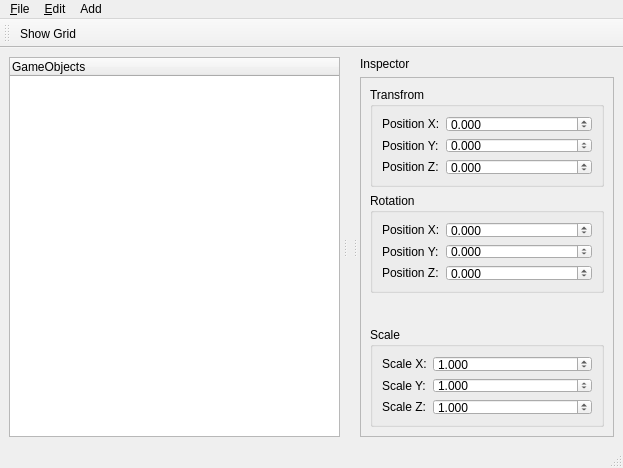
First picture: the form in source/platforms/qt/MainWindow.ui, repository alanhaugen/gameengine, before the edit.
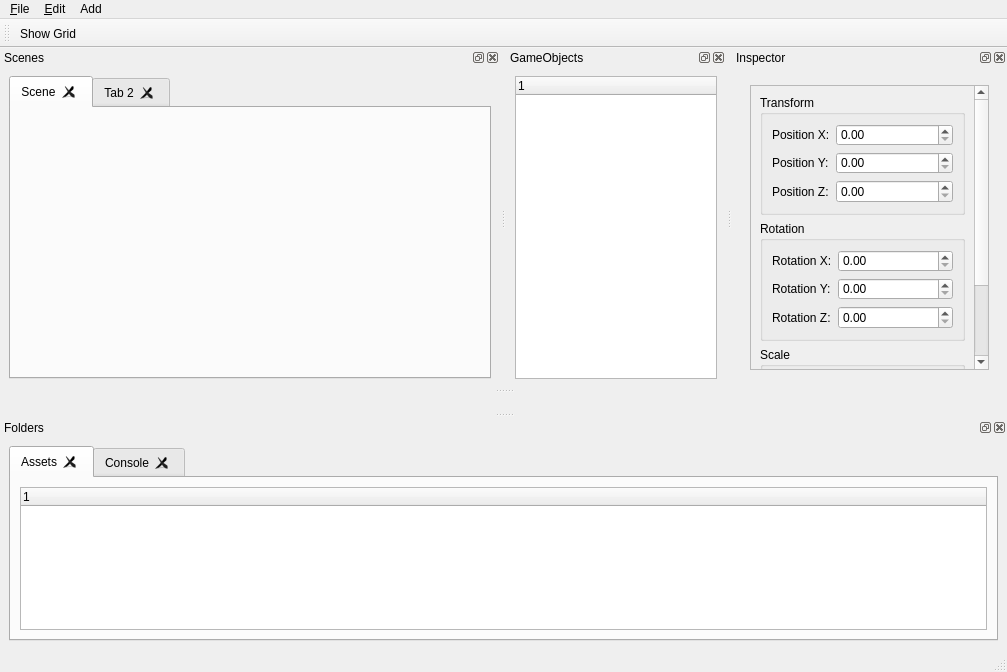
Second picture: the form after the edit.

The edit to the form file:
```diff
--- a/source/platforms/qt/MainWindow.ui
+++ b/source/platforms/qt/MainWindow.ui
@@ -6,353 +6,21 @@
    <rect>
     <x>0</x>
     <y>0</y>
-    <width>623</width>
-    <height>468</height>
+    <width>997</width>
+    <height>672</height>
    </rect>
   </property>
   <property name="windowTitle">
    <string>MainWindow</string>
   </property>
   <widget class="QWidget" name="centralwidget">
-   <layout class="QGridLayout" name="gridLayout">
-    <item row="0" column="0">
-     <widget class="QSplitter" name="splitter">
-      <property name="orientation">
-       <enum>Qt::Orientation::Horizontal</enum>
-      </property>
-      <property name="handleWidth">
-       <number>10</number>
-      </property>
-      <property name="childrenCollapsible">
-       <bool>false</bool>
-      </property>
-      <widget class="QTreeWidget" name="treeGameObjects">
-       <column>
-        <property name="text">
-         <string>GameObjects</string>
-        </property>
-       </column>
-      </widget>
-      <widget class="QWidget" name="layoutWidget">
-       <layout class="QVBoxLayout" name="VulkanLayout">
-        <property name="spacing">
-         <number>6</number>
-        </property>
-        <property name="topMargin">
-         <number>25</number>
-        </property>
-       </layout>
-      </widget>
-      <widget class="QWidget" name="Inspectorwidget" native="true">
-       <property name="sizePolicy">
-        <sizepolicy hsizetype="Preferred" vsizetype="Expanding">
-         <horstretch>0</horstretch>
-         <verstretch>0</verstretch>
-        </sizepolicy>
-       </property>
-       <property name="minimumSize">
-        <size>
-         <width>150</width>
-         <height>0</height>
-        </size>
-       </property>
-       <layout class="QVBoxLayout" name="verticalLayout_2">
-        <item>
-         <widget class="QLabel" name="label">
-          <property name="text">
-           <string>Inspector</string>
-          </property>
-         </widget>
-        </item>
-        <item>
-         <widget class="QScrollArea" name="scrollArea">
-          <property name="widgetResizable">
-           <bool>true</bool>
-          </property>
-          <widget class="QWidget" name="scrollAreaWidgetContents_3">
-           <property name="geometry">
-            <rect>
-             <x>0</x>
-             <y>0</y>
-             <width>211</width>
-             <height>364</height>
-            </rect>
-           </property>
-           <property name="sizePolicy">
-            <sizepolicy hsizetype="Preferred" vsizetype="Expanding">
-             <horstretch>0</horstretch>
-             <verstretch>0</verstretch>
-            </sizepolicy>
-           </property>
-           <property name="minimumSize">
-            <size>
-             <width>150</width>
-             <height>0</height>
-            </size>
-           </property>
-           <property name="sizeIncrement">
-            <size>
-             <width>0</width>
-             <height>0</height>
-            </size>
-           </property>
-           <layout class="QVBoxLayout" name="verticalLayout_3">
-            <item>
-             <widget class="QGroupBox" name="GroupTransform">
-              <property name="maximumSize">
-               <size>
-                <width>16777215</width>
-                <height>100</height>
-               </size>
-              </property>
-              <property name="title">
-               <string>Transfrom</string>
-              </property>
-              <layout class="QFormLayout" name="formLayout">
-               <item row="0" column="0">
-                <widget class="QLabel" name="PositionX">
-                 <property name="text">
-                  <string>Position X:</string>
-                 </property>
-                </widget>
-               </item>
-               <item row="0" column="1">
-                <widget class="QDoubleSpinBox" name="PosXSpin">
-                 <property name="decimals">
-                  <number>3</number>
-                 </property>
-                 <property name="minimum">
-                  <double>-10000.000000000000000</double>
-                 </property>
-                 <property name="maximum">
-                  <double>10000.000000000000000</double>
-                 </property>
-                </widget>
-               </item>
-               <item row="1" column="0">
-                <widget class="QLabel" name="PositionY">
-                 <property name="text">
-                  <string>Position Y:</string>
-                 </property>
-                </widget>
-               </item>
-               <item row="1" column="1">
-                <widget class="QDoubleSpinBox" name="PosYSpin">
-                 <property name="decimals">
-                  <number>3</number>
-                 </property>
-                 <property name="minimum">
-                  <double>-10000.000000000000000</double>
-                 </property>
-                 <property name="maximum">
-                  <double>10000.000000000000000</double>
-                 </property>
-                </widget>
-               </item>
-               <item row="2" column="0">
-                <widget class="QLabel" name="PositionZ">
-                 <property name="text">
-                  <string>Position Z:</string>
-                 </property>
-                </widget>
-               </item>
-               <item row="2" column="1">
-                <widget class="QDoubleSpinBox" name="PosZSpin">
-                 <property name="decimals">
-                  <number>3</number>
-                 </property>
-                 <property name="minimum">
-                  <double>-10000.000000000000000</double>
-                 </property>
-                 <property name="maximum">
-                  <double>10000.000000000000000</double>
-                 </property>
-                </widget>
-               </item>
-              </layout>
-             </widget>
-            </item>
-            <item>
-             <widget class="QGroupBox" name="GroupRotation">
-              <property name="maximumSize">
-               <size>
-                <width>16777215</width>
-                <height>100</height>
-               </size>
-              </property>
-              <property name="title">
-               <string>Rotation</string>
-              </property>
-              <layout class="QFormLayout" name="formLayout_2">
-               <item row="0" column="0">
-                <widget class="QLabel" name="PositionX_2">
-                 <property name="text">
-                  <string>Position X:</string>
-                 </property>
-                </widget>
-               </item>
-               <item row="1" column="0">
-                <widget class="QLabel" name="PositionY_2">
-                 <property name="text">
-                  <string>Position Y:</string>
-                 </property>
-                </widget>
-               </item>
-               <item row="2" column="0">
-                <widget class="QLabel" name="PositionZ_2">
-                 <property name="text">
-                  <string>Position Z:</string>
-                 </property>
-                </widget>
-               </item>
-               <item row="0" column="1">
-                <widget class="QDoubleSpinBox" name="PosXSpin_2">
-                 <property name="decimals">
-                  <number>3</number>
-                 </property>
-                 <property name="minimum">
-                  <double>-10000.000000000000000</double>
-                 </property>
-                 <property name="maximum">
-                  <double>10000.000000000000000</double>
-                 </property>
-                </widget>
-               </item>
-               <item row="1" column="1">
-                <widget class="QDoubleSpinBox" name="PosYSpin_2">
-                 <property name="decimals">
-                  <number>3</number>
-                 </property>
-                 <property name="minimum">
-                  <double>-10000.000000000000000</double>
-                 </property>
-                 <property name="maximum">
-                  <double>10000.000000000000000</double>
-                 </property>
-                </widget>
-               </item>
-               <item row="2" column="1">
-                <widget class="QDoubleSpinBox" name="PosZSpin_2">
-                 <property name="decimals">
-                  <number>3</number>
-                 </property>
-                 <property name="minimum">
-                  <double>-10000.000000000000000</double>
-                 </property>
-                 <property name="maximum">
-                  <double>10000.000000000000000</double>
-                 </property>
-                </widget>
-               </item>
-              </layout>
-             </widget>
-            </item>
-            <item>
-             <spacer name="verticalSpacer">
-              <property name="orientation">
-               <enum>Qt::Orientation::Vertical</enum>
-              </property>
-              <property name="sizeHint" stdset="0">
-               <size>
-                <width>20</width>
-                <height>40</height>
-               </size>
-              </property>
-             </spacer>
-            </item>
-            <item>
-             <widget class="QGroupBox" name="GroupScale">
-              <property name="maximumSize">
-               <size>
-                <width>16777215</width>
-                <height>100</height>
-               </size>
-              </property>
-              <property name="title">
-               <string>Scale</string>
-              </property>
-              <layout class="QFormLayout" name="formLayout_3">
-               <item row="0" column="0">
-                <widget class="QLabel" name="PositionX_3">
-                 <property name="text">
-                  <string>Scale X:</string>
-                 </property>
-                </widget>
-               </item>
-               <item row="0" column="1">
-                <widget class="QDoubleSpinBox" name="PosXSpin_3">
-                 <property name="decimals">
-                  <number>3</number>
-                 </property>
-                 <property name="minimum">
-                  <double>-10000.000000000000000</double>
-                 </property>
-                 <property name="maximum">
-                  <double>10000.000000000000000</double>
-                 </property>
-                 <property name="value">
-                  <double>1.000000000000000</double>
-                 </property>
-                </widget>
-               </item>
-               <item row="1" column="0">
-                <widget class="QLabel" name="PositionY_3">
-                 <property name="text">
-                  <string>Scale Y:</string>
-                 </property>
-                </widget>
-               </item>
-               <item row="1" column="1">
-                <widget class="QDoubleSpinBox" name="PosYSpin_3">
-                 <property name="decimals">
-                  <number>3</number>
-                 </property>
-                 <property name="minimum">
-                  <double>-10000.000000000000000</double>
-                 </property>
-                 <property name="maximum">
-                  <double>10000.000000000000000</double>
-                 </property>
-                 <property name="value">
-                  <double>1.000000000000000</double>
-                 </property>
-                </widget>
-               </item>
-               <item row="2" column="0">
-                <widget class="QLabel" name="PositionZ_3">
-                 <property name="text">
-                  <string>Scale Z:</string>
-                 </property>
-                </widget>
-               </item>
-               <item row="2" column="1">
-                <widget class="QDoubleSpinBox" name="PosZSpin_3">
-                 <property name="decimals">
-                  <number>3</number>
-                 </property>
-                 <property name="minimum">
-                  <double>-10000.000000000000000</double>
-                 </property>
-                 <property name="maximum">
-                  <double>10000.000000000000000</double>
-                 </property>
-                 <property name="value">
-                  <double>1.000000000000000</double>
-                 </property>
-                </widget>
-               </item>
-              </layout>
-             </widget>
-            </item>
-           </layout>
-          </widget>
-         </widget>
-        </item>
-       </layout>
-      </widget>
-     </widget>
-    </item>
-   </layout>
+   <property name="sizePolicy">
+    <sizepolicy hsizetype="Expanding" vsizetype="Expanding">
+     <horstretch>0</horstretch>
+     <verstretch>0</verstretch>
+    </sizepolicy>
+   </property>
+   <layout class="QGridLayout" name="gridLayout_5"/>
   </widget>
   <widget class="QStatusBar" name="statusbar"/>
   <widget class="QMenuBar" name="menubar">
@@ -360,8 +28,8 @@
     <rect>
      <x>0</x>
      <y>0</y>
-     <width>623</width>
-     <height>17</height>
+     <width>997</width>
+     <height>37</height>
     </rect>
    </property>
    <widget class="QMenu" name="menuFile">
@@ -392,7 +60,7 @@
   </widget>
   <widget class="QToolBar" name="toolBar">
    <property name="sizePolicy">
-    <sizepolicy hsizetype="Fixed" vsizetype="Fixed">
+    <sizepolicy hsizetype="Preferred" vsizetype="Fixed">
      <horstretch>0</horstretch>
      <verstretch>0</verstretch>
     </sizepolicy>
@@ -414,6 +82,460 @@
    </attribute>
    <addaction name="actionShow_Grid"/>
   </widget>
+  <widget class="QDockWidget" name="SceneDock">
+   <property name="sizePolicy">
+    <sizepolicy hsizetype="Expanding" vsizetype="Expanding">
+     <horstretch>0</horstretch>
+     <verstretch>0</verstretch>
+    </sizepolicy>
+   </property>
+   <property name="minimumSize">
+    <size>
+     <width>500</width>
+     <height>322</height>
+    </size>
+   </property>
+   <property name="baseSize">
+    <size>
+     <width>0</width>
+     <height>400</height>
+    </size>
+   </property>
+   <property name="layoutDirection">
+    <enum>Qt::LayoutDirection::LeftToRight</enum>
+   </property>
+   <property name="windowTitle">
+    <string>Scenes</string>
+   </property>
+   <attribute name="dockWidgetArea">
+    <number>4</number>
+   </attribute>
+   <widget class="QWidget" name="DockScene">
+    <property name="sizePolicy">
+     <sizepolicy hsizetype="Expanding" vsizetype="Expanding">
+      <horstretch>0</horstretch>
+      <verstretch>0</verstretch>
+     </sizepolicy>
+    </property>
+    <property name="minimumSize">
+     <size>
+      <width>300</width>
+      <height>300</height>
+     </size>
+    </property>
+    <layout class="QGridLayout" name="gridLayout_2">
+     <item row="0" column="0">
+      <widget class="QTabWidget" name="ScenesTab">
+       <property name="minimumSize">
+        <size>
+         <width>0</width>
+         <height>200</height>
+        </size>
+       </property>
+       <property name="tabPosition">
+        <enum>QTabWidget::TabPosition::North</enum>
+       </property>
+       <property name="tabShape">
+        <enum>QTabWidget::TabShape::Rounded</enum>
+       </property>
+       <property name="currentIndex">
+        <number>0</number>
+       </property>
+       <property name="tabsClosable">
+        <bool>true</bool>
+       </property>
+       <property name="movable">
+        <bool>true</bool>
+       </property>
+       <widget class="QWidget" name="Scene">
+        <property name="sizePolicy">
+         <sizepolicy hsizetype="Expanding" vsizetype="Expanding">
+          <horstretch>0</horstretch>
+          <verstretch>0</verstretch>
+         </sizepolicy>
+        </property>
+        <property name="minimumSize">
+         <size>
+          <width>300</width>
+          <height>300</height>
+         </size>
+        </property>
+        <attribute name="title">
+         <string>Scene</string>
+        </attribute>
+        <layout class="QGridLayout" name="gridLayout_4">
+         <property name="topMargin">
+          <number>6</number>
+         </property>
+         <item row="0" column="0">
+          <layout class="QVBoxLayout" name="VulkanLayout">
+           <property name="spacing">
+            <number>4</number>
+           </property>
+           <property name="sizeConstraint">
+            <enum>QLayout::SizeConstraint::SetDefaultConstraint</enum>
+           </property>
+           <property name="leftMargin">
+            <number>0</number>
+           </property>
+           <property name="topMargin">
+            <number>26</number>
+           </property>
+           <property name="rightMargin">
+            <number>0</number>
+           </property>
+           <property name="bottomMargin">
+            <number>0</number>
+           </property>
+          </layout>
+         </item>
+        </layout>
+       </widget>
+       <widget class="QWidget" name="tab_2">
+        <property name="sizePolicy">
+         <sizepolicy hsizetype="Expanding" vsizetype="Expanding">
+          <horstretch>0</horstretch>
+          <verstretch>0</verstretch>
+         </sizepolicy>
+        </property>
+        <property name="minimumSize">
+         <size>
+          <width>300</width>
+          <height>300</height>
+         </size>
+        </property>
+        <attribute name="title">
+         <string>Tab 2</string>
+        </attribute>
+       </widget>
+      </widget>
+     </item>
+    </layout>
+   </widget>
+  </widget>
+  <widget class="QDockWidget" name="dockGameObjects">
+   <property name="sizePolicy">
+    <sizepolicy hsizetype="Expanding" vsizetype="Expanding">
+     <horstretch>0</horstretch>
+     <verstretch>0</verstretch>
+    </sizepolicy>
+   </property>
+   <property name="minimumSize">
+    <size>
+     <width>220</width>
+     <height>300</height>
+    </size>
+   </property>
+   <property name="baseSize">
+    <size>
+     <width>0</width>
+     <height>400</height>
+    </size>
+   </property>
+   <property name="floating">
+    <bool>false</bool>
+   </property>
+   <property name="windowTitle">
+    <string>GameObjects</string>
+   </property>
+   <attribute name="dockWidgetArea">
+    <number>4</number>
+   </attribute>
+   <widget class="QWidget" name="dockWidgetContents">
+    <layout class="QGridLayout" name="gridLayout">
+     <item row="0" column="0">
+      <widget class="QTreeWidget" name="treeGameObjects">
+       <property name="sizePolicy">
+        <sizepolicy hsizetype="Preferred" vsizetype="Expanding">
+         <horstretch>0</horstretch>
+         <verstretch>0</verstretch>
+        </sizepolicy>
+       </property>
+       <property name="minimumSize">
+        <size>
+         <width>180</width>
+         <height>0</height>
+        </size>
+       </property>
+       <column>
+        <property name="text">
+         <string notr="true">1</string>
+        </property>
+       </column>
+      </widget>
+     </item>
+    </layout>
+   </widget>
+  </widget>
+  <widget class="QDockWidget" name="DockInspector">
+   <property name="sizePolicy">
+    <sizepolicy hsizetype="Expanding" vsizetype="Expanding">
+     <horstretch>0</horstretch>
+     <verstretch>0</verstretch>
+    </sizepolicy>
+   </property>
+   <property name="minimumSize">
+    <size>
+     <width>275</width>
+     <height>300</height>
+    </size>
+   </property>
+   <property name="baseSize">
+    <size>
+     <width>0</width>
+     <height>400</height>
+    </size>
+   </property>
+   <property name="windowTitle">
+    <string>Inspector</string>
+   </property>
+   <attribute name="dockWidgetArea">
+    <number>4</number>
+   </attribute>
+   <widget class="QWidget" name="dockWidgetContents_2">
+    <layout class="QVBoxLayout" name="verticalLayout_7">
+     <item>
+      <widget class="QWidget" name="Inspectorwidget" native="true">
+       <layout class="QVBoxLayout" name="verticalLayout_2">
+        <item>
+         <widget class="QScrollArea" name="scrollArea">
+          <property name="widgetResizable">
+           <bool>true</bool>
+          </property>
+          <widget class="QWidget" name="scrollAreaWidgetContents">
+           <property name="geometry">
+            <rect>
+             <x>0</x>
+             <y>0</y>
+             <width>225</width>
+             <height>371</height>
+            </rect>
+           </property>
+           <layout class="QVBoxLayout" name="verticalLayout_3">
+            <item>
+             <widget class="QGroupBox" name="groupTransform">
+              <property name="maximumSize">
+               <size>
+                <width>16777215</width>
+                <height>120</height>
+               </size>
+              </property>
+              <property name="title">
+               <string>Transform</string>
+              </property>
+              <layout class="QFormLayout" name="formLayout">
+               <item row="0" column="0">
+                <widget class="QLabel" name="PositionX">
+                 <property name="text">
+                  <string>Position X:</string>
+                 </property>
+                </widget>
+               </item>
+               <item row="0" column="1">
+                <widget class="QDoubleSpinBox" name="PosXSpin"/>
+               </item>
+               <item row="1" column="1">
+                <widget class="QDoubleSpinBox" name="PosYSpin"/>
+               </item>
+               <item row="1" column="0">
+                <widget class="QLabel" name="PositionY">
+                 <property name="text">
+                  <string>Position Y:</string>
+                 </property>
+                </widget>
+               </item>
+               <item row="2" column="1">
+                <widget class="QDoubleSpinBox" name="PosZSpin"/>
+               </item>
+               <item row="2" column="0">
+                <widget class="QLabel" name="PositionZ">
+                 <property name="text">
+                  <string>Position Z:</string>
+                 </property>
+                </widget>
+               </item>
+              </layout>
+             </widget>
+            </item>
+            <item>
+             <widget class="QGroupBox" name="groupRotation">
+              <property name="maximumSize">
+               <size>
+                <width>16777215</width>
+                <height>120</height>
+               </size>
+              </property>
+              <property name="title">
+               <string>Rotation</string>
+              </property>
+              <layout class="QFormLayout" name="formLayout_2">
+               <item row="0" column="0">
+                <widget class="QLabel" name="RotationX">
+                 <property name="text">
+                  <string>Rotation X:</string>
+                 </property>
+                </widget>
+               </item>
+               <item row="0" column="1">
+                <widget class="QDoubleSpinBox" name="RotationXSpin"/>
+               </item>
+               <item row="1" column="1">
+                <widget class="QDoubleSpinBox" name="RotationYSpin"/>
+               </item>
+               <item row="1" column="0">
+                <widget class="QLabel" name="RotationY">
+                 <property name="text">
+                  <string>Rotation Y:</string>
+                 </property>
+                </widget>
+               </item>
+               <item row="2" column="1">
+                <widget class="QDoubleSpinBox" name="RotationZSpin"/>
+               </item>
+               <item row="2" column="0">
+                <widget class="QLabel" name="RotationZ">
+                 <property name="text">
+                  <string>Rotation Z:</string>
+                 </property>
+                </widget>
+               </item>
+              </layout>
+             </widget>
+            </item>
+            <item>
+             <widget class="QGroupBox" name="groupScale">
+              <property name="maximumSize">
+               <size>
+                <width>16777215</width>
+                <height>120</height>
+               </size>
+              </property>
+              <property name="title">
+               <string>Scale</string>
+              </property>
+              <layout class="QFormLayout" name="formLayout_3">
+               <item row="0" column="0">
+                <widget class="QLabel" name="ScaleX">
+                 <property name="text">
+                  <string>Scale X:</string>
+                 </property>
+                </widget>
+               </item>
+               <item row="0" column="1">
+                <widget class="QDoubleSpinBox" name="ScaleXSpin"/>
+               </item>
+               <item row="1" column="1">
+                <widget class="QDoubleSpinBox" name="ScaleYSpin"/>
+               </item>
+               <item row="1" column="0">
+                <widget class="QLabel" name="ScaleY">
+                 <property name="text">
+                  <string>Scale Y:</string>
+                 </property>
+                </widget>
+               </item>
+               <item row="2" column="1">
+                <widget class="QDoubleSpinBox" name="ScaleZSpin"/>
+               </item>
+               <item row="2" column="0">
+                <widget class="QLabel" name="ScaleZ">
+                 <property name="text">
+                  <string>Scale Z:</string>
+                 </property>
+                </widget>
+               </item>
+              </layout>
+             </widget>
+            </item>
+           </layout>
+          </widget>
+         </widget>
+        </item>
+       </layout>
+      </widget>
+     </item>
+    </layout>
+   </widget>
+  </widget>
+  <widget class="QDockWidget" name="dockAssets">
+   <property name="sizePolicy">
+    <sizepolicy hsizetype="Preferred" vsizetype="Preferred">
+     <horstretch>0</horstretch>
+     <verstretch>0</verstretch>
+    </sizepolicy>
+   </property>
+   <property name="minimumSize">
+    <size>
+     <width>400</width>
+     <height>160</height>
+    </size>
+   </property>
+   <property name="windowTitle">
+    <string>Folders</string>
+   </property>
+   <attribute name="dockWidgetArea">
+    <number>8</number>
+   </attribute>
+   <widget class="QWidget" name="dockWidgetContents_3">
+    <layout class="QGridLayout" name="gridLayout_3">
+     <item row="0" column="0">
+      <widget class="QTabWidget" name="tabWidget">
+       <property name="sizePolicy">
+        <sizepolicy hsizetype="Expanding" vsizetype="Preferred">
+         <horstretch>0</horstretch>
+         <verstretch>0</verstretch>
+        </sizepolicy>
+       </property>
+       <property name="minimumSize">
+        <size>
+         <width>0</width>
+         <height>120</height>
+        </size>
+       </property>
+       <property name="currentIndex">
+        <number>0</number>
+       </property>
+       <property name="tabsClosable">
+        <bool>true</bool>
+       </property>
+       <property name="movable">
+        <bool>true</bool>
+       </property>
+       <widget class="QWidget" name="Assets">
+        <attribute name="title">
+         <string>Assets</string>
+        </attribute>
+        <layout class="QVBoxLayout" name="verticalLayout_4">
+         <item>
+          <widget class="QTreeWidget" name="treeWidget">
+           <column>
+            <property name="text">
+             <string notr="true">1</string>
+            </property>
+           </column>
+          </widget>
+         </item>
+        </layout>
+       </widget>
+       <widget class="QWidget" name="Console">
+        <attribute name="title">
+         <string>Console</string>
+        </attribute>
+        <layout class="QVBoxLayout" name="verticalLayout_5">
+         <item>
+          <widget class="QPlainTextEdit" name="plainTextEdit">
+           <property name="readOnly">
+            <bool>true</bool>
+           </property>
+          </widget>
+         </item>
+        </layout>
+       </widget>
+      </widget>
+     </item>
+    </layout>
+   </widget>
+  </widget>
   <action name="action_Open">
    <property name="text">
     <string>&amp;Open</string>
```
